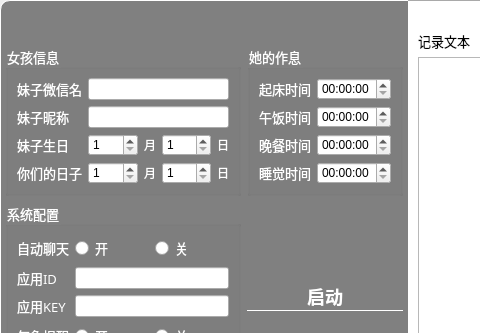
Above: hello_world/talk_to_girl/gui/gui.ui from WatsonJay/python_test before the change; both pictures show x 0 to 480 and y 0 to 333 of the 816 by 672 pixel window. Below: the same form after it.
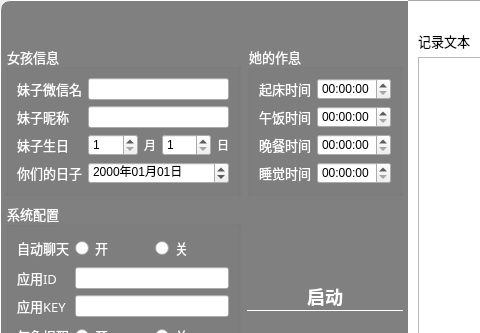
That is the form after the change.

Patch:
```diff
--- a/hello_world/talk_to_girl/gui/gui.ui
+++ b/hello_world/talk_to_girl/gui/gui.ui
@@ -446,38 +446,11 @@
              </widget>
             </item>
             <item row="3" column="1">
-             <layout class="QHBoxLayout" name="horizontalLayout_2" stretch="2,0,2,0">
+             <layout class="QHBoxLayout" name="horizontalLayout_2" stretch="0">
               <item>
-               <widget class="QSpinBox" name="memMonthBox">
-                <property name="minimum">
-                 <number>1</number>
-                </property>
-                <property name="maximum">
-                 <number>12</number>
-                </property>
-               </widget>
-              </item>
-              <item>
-               <widget class="QLabel" name="label_11">
-                <property name="text">
-                 <string>月</string>
-                </property>
-               </widget>
-              </item>
-              <item>
-               <widget class="QSpinBox" name="memDayBox">
-                <property name="minimum">
-                 <number>1</number>
-                </property>
-                <property name="maximum">
-                 <number>31</number>
-                </property>
-               </widget>
-              </item>
-              <item>
-               <widget class="QLabel" name="label_12">
-                <property name="text">
-                 <string>日</string>
+               <widget class="QDateEdit" name="memDateEdit">
+                <property name="displayFormat">
+                 <string>yyyy年MM月dd日</string>
                 </property>
                </widget>
               </item>
```
